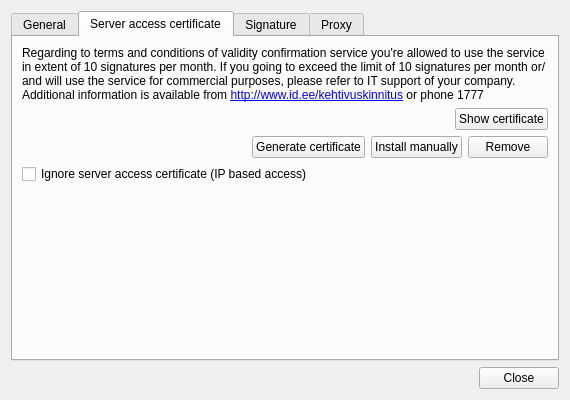
First picture: the form in client/ui/SettingsDialog.ui, repository open-eid/qdigidoc, before the edit.
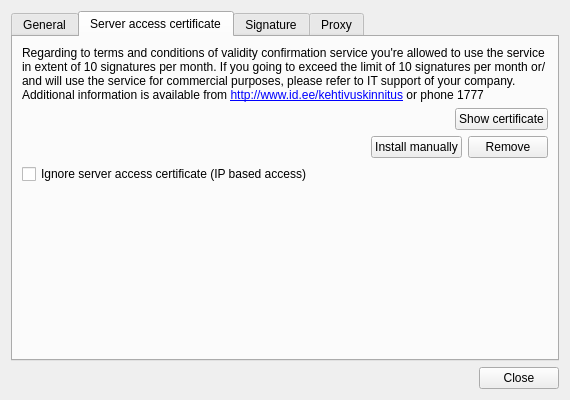
Second picture: the form after the edit. The open tabs and pages were chosen to show the change.

Commit message:
Remove PKCS12 certificate download
Ticket: #23639

What changed in the file:
```diff
--- a/client/ui/SettingsDialog.ui
+++ b/client/ui/SettingsDialog.ui
@@ -217,13 +217,6 @@
            </property>
           </spacer>
          </item>
-         <item>
-          <widget class="QPushButton" name="p12Update">
-           <property name="text">
-            <string>Generate certificate</string>
-           </property>
-          </widget>
-         </item>
          <item>
           <widget class="QPushButton" name="p12Install">
            <property name="text">
```
The commit also changes 7 other files.
